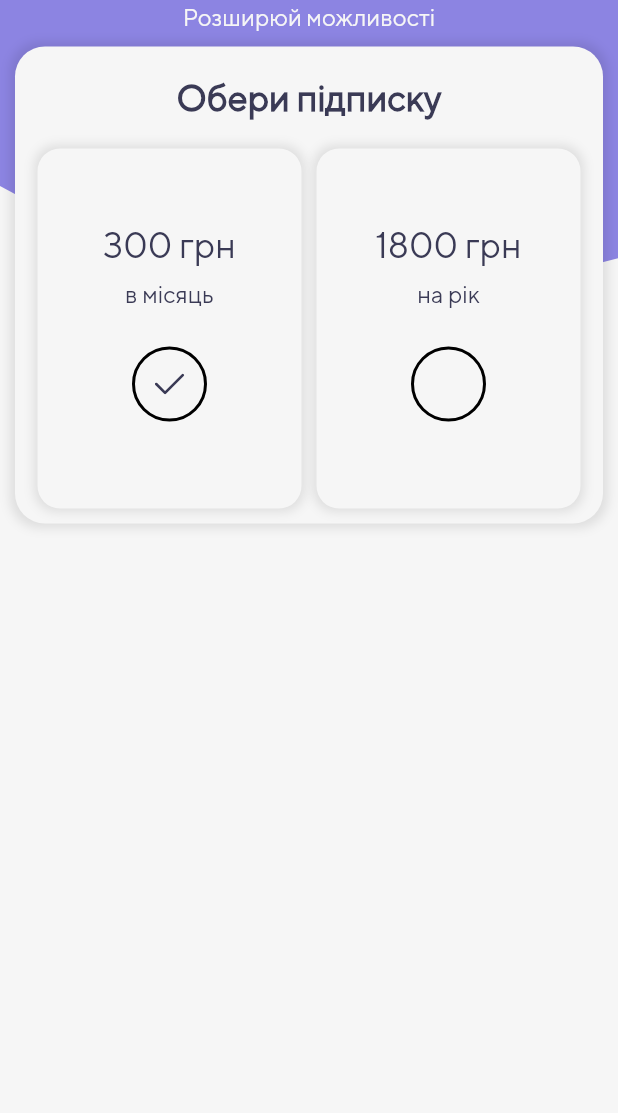
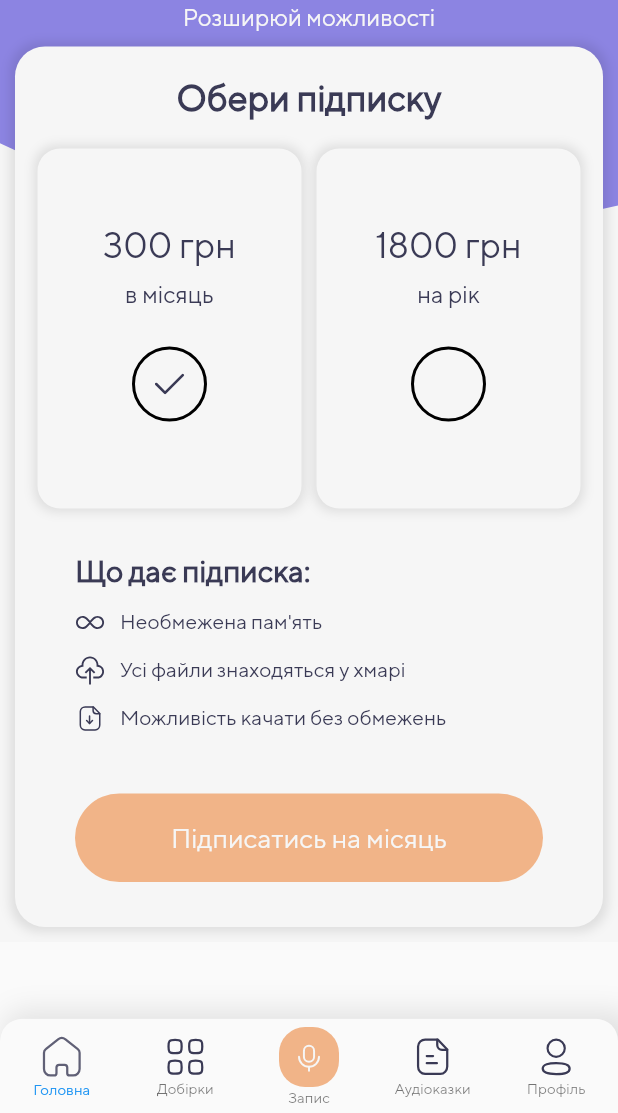
Before and after one commit to OleksaMaltsev/AudioStories, a Flutter app: the SubscriptionScreen screen opened by its route, on a phone screen of 412 x 824 dp, the part 123-1236 px from its top. Run offline on Flutter 3.47's test engine with Material 2 defaults, Android fonts, the light colour scheme and no system bars; our stand-ins replace audioplayers, bloc, flutter_bloc, flutter_svg, permission_handler; missing offline and left inert: flutter_sound.

```diff
--- a/lib/constants/icons.dart
+++ b/lib/constants/icons.dart
@@ -10,4 +10,7 @@ class AppIcons {
   static const String search = '$path/Search.svg';
   static const String wallet = '$path/Wallet.svg';
   static const String tickSquare = '$path/TickSquare.svg';
+  static const String cilCloudUpload = '$path/cil_cloud-upload.svg';
+  static const String cilInfinity = '$path/cil_infinity.svg';
+  static const String paperDownload = '$path/PaperDownload.svg';
 }
--- a/lib/routes/routes.dart
+++ b/lib/routes/routes.dart
@@ -1,5 +1,6 @@
 import 'package:audio_stories/screens/audio/player.dart';
 import 'package:audio_stories/screens/audio/record.dart';
+import 'package:audio_stories/screens/audio_stories/audio_stories.dart';
 import 'package:audio_stories/screens/login/sign_up.dart';
 import 'package:audio_stories/screens/login/sign_up_sms.dart';
 import 'package:audio_stories/screens/login/sign_up_thanks.dart';
@@ -54,6 +55,9 @@ class AppRouter {
       case SubscriptionScreen.routeName:
         builder = (_) => const SubscriptionScreen();
         break;
+      case AudioStoriesScreen.routeName:
+        builder = (_) => const AudioStoriesScreen();
+        break;
       default:
         throw Exception('Invalid route: ${settings.name}');
     }
--- a/lib/screens/audio/player.dart
+++ b/lib/screens/audio/player.dart
@@ -210,9 +210,7 @@ class _PlayerScreenState extends State<PlayerScreen> {
           ],
         ),
       ),
-      bottomNavigationBar: const BottomNavBarWidget(
-        recordItem: true,
-      ),
+      bottomNavigationBar: const BottomNavBarWidget(),
       extendBody: true,
     );
   }
--- a/lib/screens/audio/record.dart
+++ b/lib/screens/audio/record.dart
@@ -229,9 +229,7 @@ class _RecordScreenState extends State<RecordScreen> {
           ],
         ),
       ),
-      bottomNavigationBar: const BottomNavBarWidget(
-        recordItem: true,
-      ),
+      bottomNavigationBar: const BottomNavBarWidget(),
       extendBody: true,
     );
   }
--- /dev/null
+++ b/lib/screens/audio_stories/audio_stories.dart
@@ -0,0 +1,16 @@
+import 'package:flutter/material.dart';
+
+class AudioStoriesScreen extends StatefulWidget {
+  const AudioStoriesScreen({super.key});
+  static const String routeName = '/audio-stories';
+
+  @override
+  State<AudioStoriesScreen> createState() => _AudioStoriesScreenState();
+}
+
+class _AudioStoriesScreenState extends State<AudioStoriesScreen> {
+  @override
+  Widget build(BuildContext context) {
+    return const Placeholder();
+  }
+}
--- a/lib/screens/main_screen.dart
+++ b/lib/screens/main_screen.dart
@@ -215,9 +215,7 @@ class _MainScreenState extends State<MainScreen> {
                 ],
               ),
             ),
-            bottomNavigationBar: const BottomNavBarWidget(
-              recordItem: false,
-            ),
+            bottomNavigationBar: const BottomNavBarWidget(),
             extendBody: true,
           );
         },
--- a/lib/screens/profile/profile.dart
+++ b/lib/screens/profile/profile.dart
@@ -140,7 +140,7 @@ class ProfileScreen extends StatelessWidget {
         ),
       ),
       drawer: const CustomDrawer(),
-      bottomNavigationBar: const BottomNavBarWidget(recordItem: false),
+      bottomNavigationBar: const BottomNavBarWidget(),
     );
   }
 }
--- a/lib/screens/profile/subscription.dart
+++ b/lib/screens/profile/subscription.dart
@@ -2,8 +2,12 @@ import 'package:audio_stories/constants/colors.dart';
 import 'package:audio_stories/constants/icons.dart';
 import 'package:audio_stories/providers/change_choose_provider.dart';
 import 'package:audio_stories/screens/profile/profile.dart';
+import 'package:audio_stories/screens/profile/widgets/custom_box_subscription.dart';
 import 'package:audio_stories/thems/main_thame.dart';
 import 'package:audio_stories/widgets/background/background_purple_widget.dart';
+import 'package:audio_stories/widgets/bottom_nav_bar/bottom_nav_bar_widget.dart';
+import 'package:audio_stories/widgets/buttons/orange_button.dart';
+import 'package:audio_stories/widgets/custom_drawer.dart';
 import 'package:flutter/material.dart';
 import 'package:flutter_svg/flutter_svg.dart';
 import 'package:provider/provider.dart';
@@ -20,8 +24,10 @@ class _SubscriptionScreenState extends State<SubscriptionScreen> {
   @override
   Widget build(BuildContext context) {
     return Scaffold(
+      drawer: const CustomDrawer(),
       body: CustomPaint(
         painter: PurplePainter(),
+        child: SingleChildScrollView(
           child: Container(
             padding: const EdgeInsets.fromLTRB(0, 40, 0, 0),
             child: Column(
@@ -67,7 +73,8 @@ class _SubscriptionScreenState extends State<SubscriptionScreen> {
                             child: CustomBoxSubscription(
                               price: '300 грн',
                               time: 'в місяць',
-                            choose: Provider.of<ChangeChooseProvider>(context),
+                              choose:
+                                  Provider.of<ChangeChooseProvider>(context),
                               index: 0,
                             ),
                           ),
@@ -76,12 +83,90 @@ class _SubscriptionScreenState extends State<SubscriptionScreen> {
                             child: CustomBoxSubscription(
                               price: '1800 грн',
                               time: 'на рік',
-                            choose: Provider.of<ChangeChooseProvider>(context),
+                              choose:
+                                  Provider.of<ChangeChooseProvider>(context),
                               index: 1,
                             ),
                           ),
                           const SizedBox(width: 5),
                         ],
+                      ),
+                      Container(
+                        padding: const EdgeInsets.fromLTRB(30, 30, 0, 20),
+                        child: Column(
+                          mainAxisAlignment: MainAxisAlignment.end,
+                          crossAxisAlignment: CrossAxisAlignment.start,
+                          children: [
+                            Text(
+                              'Що дає підписка:',
+                              style: mainTheme.textTheme.labelSmall?.copyWith(
+                                fontSize: 20,
+                                fontWeight: FontWeight.w600,
+                              ),
+                            ),
+                            Padding(
+                              padding: const EdgeInsets.only(top: 12),
+                              child: Row(
+                                children: [
+                                  SvgPicture.asset(
+                                    AppIcons.cilInfinity,
+                                    width: 20,
+                                  ),
+                                  const SizedBox(width: 10),
+                                  Text(
+                                    'Необмежена пам\'ять',
+                                    style: mainTheme.textTheme.labelSmall,
+                                  ),
+                                ],
+                              ),
+                            ),
+                            Padding(
+                              padding: const EdgeInsets.only(top: 12),
+                              child: Row(
+                                children: [
+                                  SvgPicture.asset(
+                                    AppIcons.cilCloudUpload,
+                                    width: 20,
+                                  ),
+                                  const SizedBox(width: 10),
+                                  Text(
+                                    'Усі файли знаходяться у хмарі',
+                                    style: mainTheme.textTheme.labelSmall,
+                                  ),
+                                ],
+                              ),
+                            ),
+                            Padding(
+                              padding: const EdgeInsets.only(top: 12),
+                              child: Row(
+                                children: [
+                                  SvgPicture.asset(
+                                    AppIcons.paperDownload,
+                                    width: 20,
+                                  ),
+                                  const SizedBox(width: 10),
+                                  Text(
+                                    'Можливість качати без обмежень',
+                                    style: mainTheme.textTheme.labelSmall,
+                                  ),
+                                ],
+                              ),
+                            ),
+                          ],
+                        ),
+                      ),
+                      Padding(
+                        padding: const EdgeInsets.fromLTRB(30, 20, 30, 20),
+                        child: Provider.of<ChangeChooseProvider>(context)
+                                .chooses[0]
+                            ? OrangeButton(
+                                text: 'Підписатись на місяць',
+                                function: () {},
+                              )
+                            : OrangeButton(
+                                text: 'Підписатись на рік',
+                                function: () {},
+                              ),
                       ),
                     ],
                   ),
@@ -90,79 +175,8 @@ class _SubscriptionScreenState extends State<SubscriptionScreen> {
             ),
           ),
         ),
+      ),
+      bottomNavigationBar: const BottomNavBarWidget(),
     );
   }
 }
-
-class CustomBoxSubscription extends StatefulWidget {
-  final String price;
-  final String time;
-  final ChangeChooseProvider choose;
-  final int index;
-  const CustomBoxSubscription({
-    super.key,
-    required this.price,
-    required this.time,
-    required this.choose,
-    required this.index,
-  });
-
-  @override
-  State<CustomBoxSubscription> createState() => _CustomBoxSubscriptionState();
-}
-
-class _CustomBoxSubscriptionState extends State<CustomBoxSubscription> {
-  @override
-  Widget build(BuildContext context) {
-    return Container(
-      height: 240,
-      decoration: BoxDecoration(
-        color: ColorsApp.colorWhite,
-        borderRadius: BorderRadius.circular(15),
-        boxShadow: const [
-          BoxShadow(
-            color: Color.fromARGB(25, 0, 0, 0),
-            spreadRadius: 2,
-            blurRadius: 5,
-            offset: Offset(0, 0),
-          ),
-        ],
-      ),
-      child: Column(
-        children: [
-          const SizedBox(height: 50),
-          Text(
-            widget.price,
-            style: mainTheme.textTheme.labelLarge?.copyWith(),
-            textAlign: TextAlign.center,
-          ),
-          const SizedBox(height: 10),
-          Text(
-            widget.time,
-            style: mainTheme.textTheme.labelMedium,
-          ),
-          const SizedBox(height: 25),
-          Container(
-            width: 50,
-            height: 50,
-            decoration: BoxDecoration(
-              borderRadius: BorderRadius.circular(50),
-              border: Border.all(
-                width: 2,
-              ),
-            ),
-            child: InkWell(
-              onTap: () {
-                widget.choose.changeChoose(widget.index);
-                setState(() {});
-              },
-              child: widget.choose.chooses[widget.index]
-                  ? SvgPicture.asset(AppIcons.tickSquare)
-                  : const SizedBox(),
-            ),
-          ),
-        ],
-      ),
-    );
-  }
-}
--- /dev/null
+++ b/lib/screens/profile/widgets/custom_box_subscription.dart
@@ -0,0 +1,79 @@
+import 'package:audio_stories/constants/colors.dart';
+import 'package:audio_stories/constants/icons.dart';
+import 'package:audio_stories/providers/change_choose_provider.dart';
+import 'package:audio_stories/thems/main_thame.dart';
+import 'package:flutter/material.dart';
+import 'package:flutter_svg/flutter_svg.dart';
+
+class CustomBoxSubscription extends StatefulWidget {
+  final String price;
+  final String time;
+  final ChangeChooseProvider choose;
+  final int index;
+  const CustomBoxSubscription({
+    super.key,
+    required this.price,
+    required this.time,
+    required this.choose,
+    required this.index,
+  });
+
+  @override
+  State<CustomBoxSubscription> createState() => _CustomBoxSubscriptionState();
+}
+
+class _CustomBoxSubscriptionState extends State<CustomBoxSubscription> {
+  @override
+  Widget build(BuildContext context) {
+    return Container(
+      height: 240,
+      decoration: BoxDecoration(
+        color: ColorsApp.colorWhite,
+        borderRadius: BorderRadius.circular(15),
+        boxShadow: const [
+          BoxShadow(
+            color: Color.fromARGB(25, 0, 0, 0),
+            spreadRadius: 2,
+            blurRadius: 5,
+            offset: Offset(0, 0),
+          ),
+        ],
+      ),
+      child: Column(
+        children: [
+          const SizedBox(height: 50),
+          Text(
+            widget.price,
+            style: mainTheme.textTheme.labelLarge?.copyWith(),
+            textAlign: TextAlign.center,
+          ),
+          const SizedBox(height: 10),
+          Text(
+            widget.time,
+            style: mainTheme.textTheme.labelMedium,
+          ),
+          const SizedBox(height: 25),
+          Container(
+            width: 50,
+            height: 50,
+            decoration: BoxDecoration(
+              borderRadius: BorderRadius.circular(50),
+              border: Border.all(
+                width: 2,
+              ),
+            ),
+            child: InkWell(
+              onTap: () {
+                widget.choose.changeChoose(widget.index);
+                setState(() {});
+              },
+              child: widget.choose.chooses[widget.index]
+                  ? SvgPicture.asset(AppIcons.tickSquare)
+                  : const SizedBox(),
+            ),
+          ),
+        ],
+      ),
+    );
+  }
+}
--- a/lib/widgets/bottom_nav_bar/bottom_nav_bar_widget.dart
+++ b/lib/widgets/bottom_nav_bar/bottom_nav_bar_widget.dart
@@ -1,5 +1,6 @@
 import 'package:audio_stories/constants/colors.dart';
 import 'package:audio_stories/constants/icons.dart';
+import 'package:audio_stories/screens/audio/player.dart';
 import 'package:audio_stories/screens/audio/record.dart';
 import 'package:audio_stories/screens/main_screen.dart';
 import 'package:audio_stories/screens/profile/profile.dart';
@@ -8,12 +9,21 @@ import 'package:audio_stories/widgets/bottom_nav_bar/menu_bar_items.dart';
 import 'package:flutter/material.dart';
 import 'package:flutter_svg/flutter_svg.dart';
 
-class BottomNavBarWidget extends StatelessWidget {
-  final bool recordItem;
+class BottomNavBarWidget extends StatefulWidget {
   const BottomNavBarWidget({
-    required this.recordItem,
     super.key,
   });
+
+  @override
+  State<BottomNavBarWidget> createState() => _BottomNavBarWidgetState();
+}
+
+class _BottomNavBarWidgetState extends State<BottomNavBarWidget> {
+  int _selectIndex = 0;
+  void _onItenTapped(int index) {
+    _selectIndex = index;
+    setState(() {});
+  }
 
   @override
   Widget build(BuildContext context) {
@@ -39,20 +49,51 @@ class BottomNavBarWidget extends StatelessWidget {
           topRight: Radius.circular(15),
         ),
         child: BottomNavigationBar(
-          currentIndex: 0,
+          currentIndex: _selectIndex,
           type: BottomNavigationBarType.fixed,
-          selectedItemColor: ColorsApp.colorPurple,
+          //selectedItemColor: ColorsApp.colorPurple,
           selectedLabelStyle: mainTheme.textTheme.labelSmall?.copyWith(
             fontSize: 10,
           ),
           unselectedLabelStyle: mainTheme.textTheme.labelSmall?.copyWith(
             fontSize: 10,
           ),
+          items: <BottomNavigationBarItem>[
+            BottomNavigationBarItem(
+              icon: SvgPicture.asset(
+                AppIcons.home,
+              ),
+              label: 'Головна',
+            ),
+            BottomNavigationBarItem(
+              icon: SvgPicture.asset(
+                AppIcons.category,
+              ),
+              label: 'Добірки',
+            ),
+            (PlayerScreen.routeName == ModalRoute.of(context)?.settings.name ||
+                    RecordScreen.routeName ==
+                        ModalRoute.of(context)?.settings.name)
+                ? MenuBarItem.activeItem
+                : MenuBarItem.passiveItem,
+            BottomNavigationBarItem(
+              icon: SvgPicture.asset(
+                AppIcons.paper,
+              ),
+              label: 'Аудіоказки',
+            ),
+            BottomNavigationBarItem(
+              icon: SvgPicture.asset(
+                AppIcons.profile,
+              ),
+              label: 'Профіль',
+            ),
+          ],
           onTap: (value) {
+            _onItenTapped(value);
             switch (value) {
               // main screen
               case 0:
-                if (!recordItem)
                 Navigator.pushNamed(
                   context,
                   MainScreen.routeName,
@@ -60,7 +101,6 @@ class BottomNavBarWidget extends StatelessWidget {
                 break;
               // record item
               case 2:
-                if (!recordItem)
                 Navigator.pushNamed(
                   context,
                   RecordScreen.routeName,
@@ -71,33 +111,12 @@ class BottomNavBarWidget extends StatelessWidget {
                   context,
                   ProfileScreen.routeName,
                 );
+                setState(() {});
                 break;
               default:
                 break;
             }
           },
-          items: [
-            BottomNavigationBarItem(
-              icon: SvgPicture.asset(
-                AppIcons.home,
-              ),
-              //icon: Icon(Icons.home_filled),
-              label: 'Головна',
-            ),
-            const BottomNavigationBarItem(
-              icon: Icon(Icons.apps),
-              label: 'Добірки',
-            ),
-            recordItem ? MenuBarItem.activeItem : MenuBarItem.passiveItem,
-            const BottomNavigationBarItem(
-              icon: Icon(Icons.receipt_rounded),
-              label: 'Аудіоказки',
-            ),
-            const BottomNavigationBarItem(
-              icon: Icon(Icons.person_outlined),
-              label: 'Профіль',
-            ),
-          ],
         ),
       ),
     );
```
Also changed, not shown: assets/icons/PaperDownload.svg (added), assets/icons/cil_cloud-upload.svg (added), assets/icons/cil_infinity.svg (added). Lines whose indentation alone changed are shown as unchanged.
